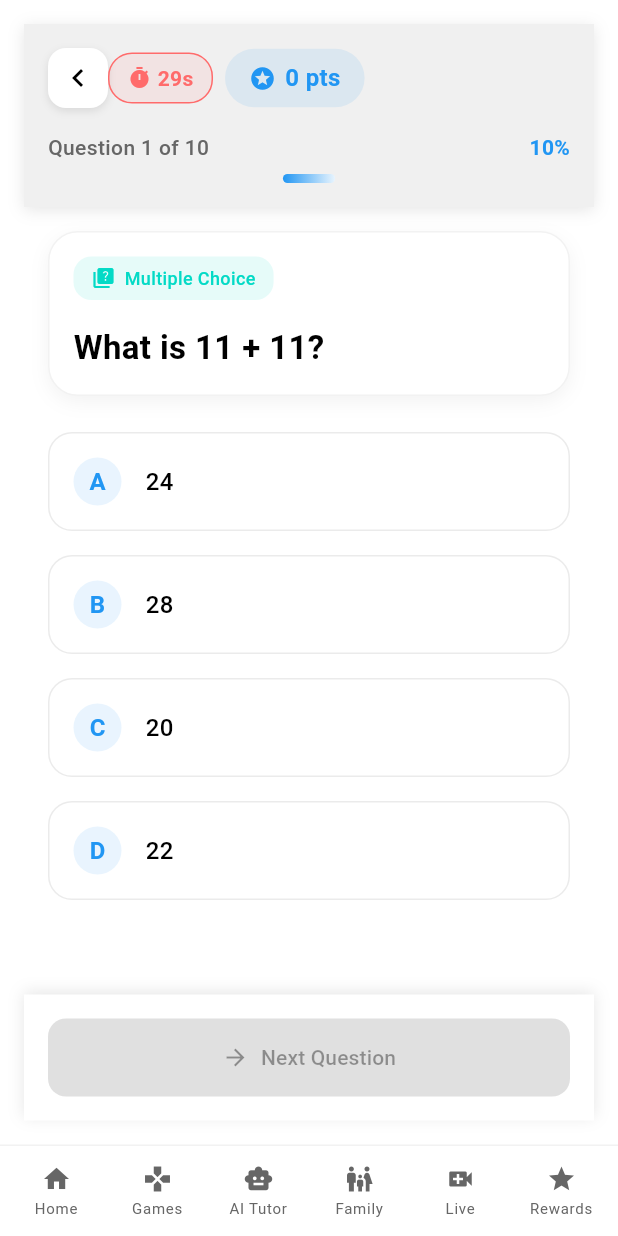
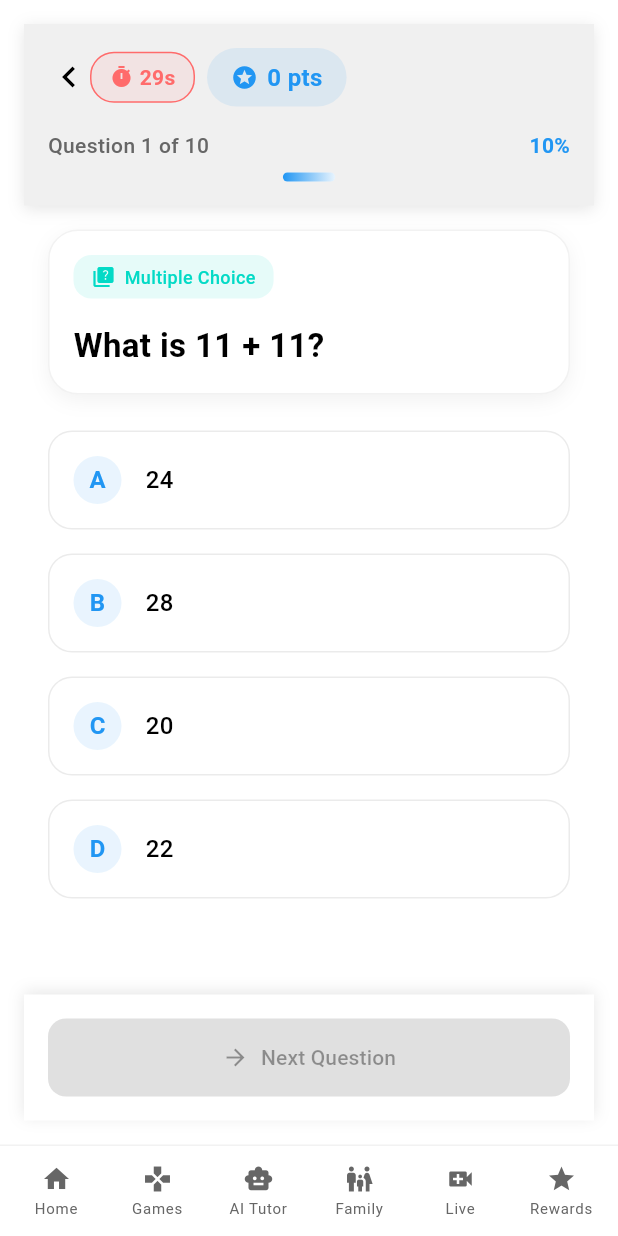
Before and after one commit to WeedorApp/math_genius, a Flutter app: the ClassicQuizScreen screen opened by its route, on a phone screen of 412 x 824 dp. Run offline on Flutter 3.47's test engine with Material 3 defaults, Android fonts, the phone set to English and light mode, and no system bars; our stand-ins replace cloud_firestore, device_info_plus, email_validator, firebase_analytics, firebase_auth, firebase_core and 11 more; accounts and stored records are empty.

Commit message:
🎯 FLAT BACK ICON: Removed container and implemented simple chevron icon that matches page design - CLEAN MINIMAL UI! ✨

```diff
--- a/lib/features/game/widgets/classic_quiz_screen.dart
+++ b/lib/features/game/widgets/classic_quiz_screen.dart
@@ -603,29 +603,8 @@ class _ClassicQuizScreenState extends ConsumerState<ClassicQuizScreen> {
           // Top row with back button and score/timer
           Row(
             children: [
-              // Clean back button (fixed width)
-              SizedBox(
-                width: 40,
-                child: Align(
-                  alignment: Alignment.centerLeft,
-                  child: Container(
-                    width: 40,
-                    height: 40,
-                    decoration: BoxDecoration(
-                      color: colorScheme.surface,
-                      borderRadius: BorderRadius.circular(12),
-                      boxShadow: [
-                        BoxShadow(
-                          color: colorScheme.shadow.withValues(alpha: 0.1),
-                          blurRadius: 4,
-                          offset: const Offset(0, 2),
-                        ),
-                      ],
-                    ),
-                    child: Material(
-                      color: Colors.transparent,
-                      child: InkWell(
-                        borderRadius: BorderRadius.circular(12),
+              // Simple flat back icon
+              GestureDetector(
                 onTap: () {
                   // Safe navigation - check if we can pop, otherwise go to game selection
                   if (Navigator.of(context).canPop()) {
@@ -635,18 +614,10 @@ class _ClassicQuizScreenState extends ConsumerState<ClassicQuizScreen> {
                     context.go('/game-selection');
                   }
                 },
-                        child: SizedBox(
-                          width: 40,
-                          height: 40,
                 child: Icon(
                   Icons.chevron_left,
                   color: colorScheme.onSurface,
-                            size: 24,
-                          ),
-                        ),
-                      ),
-                    ),
-                  ),
+                  size: 28,
                 ),
               ),
 
```
Lines whose indentation alone changed are shown as unchanged.
